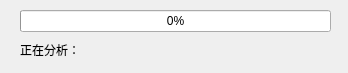
First picture: the form in QtDesign/ProgressBar.ui, repository victor647/QuantumStockTrade, before the edit.
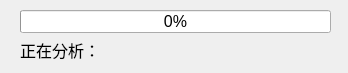
Second picture: the form after the edit.

Diff of the .ui file:
```diff
--- a/QtDesign/ProgressBar.ui
+++ b/QtDesign/ProgressBar.ui
@@ -27,7 +27,7 @@
      <widget class="QProgressBar" name="pgbSearching">
       <property name="font">
        <font>
-        <pointsize>9</pointsize>
+        <pointsize>12</pointsize>
        </font>
       </property>
       <property name="value">
@@ -39,8 +39,8 @@
      <widget class="QLabel" name="lblCurrentWorking">
       <property name="font">
        <font>
-        <family>Microsoft YaHei UI</family>
-        <pointsize>9</pointsize>
+        <family>Helvetica</family>
+        <pointsize>12</pointsize>
        </font>
       </property>
       <property name="text">
```
